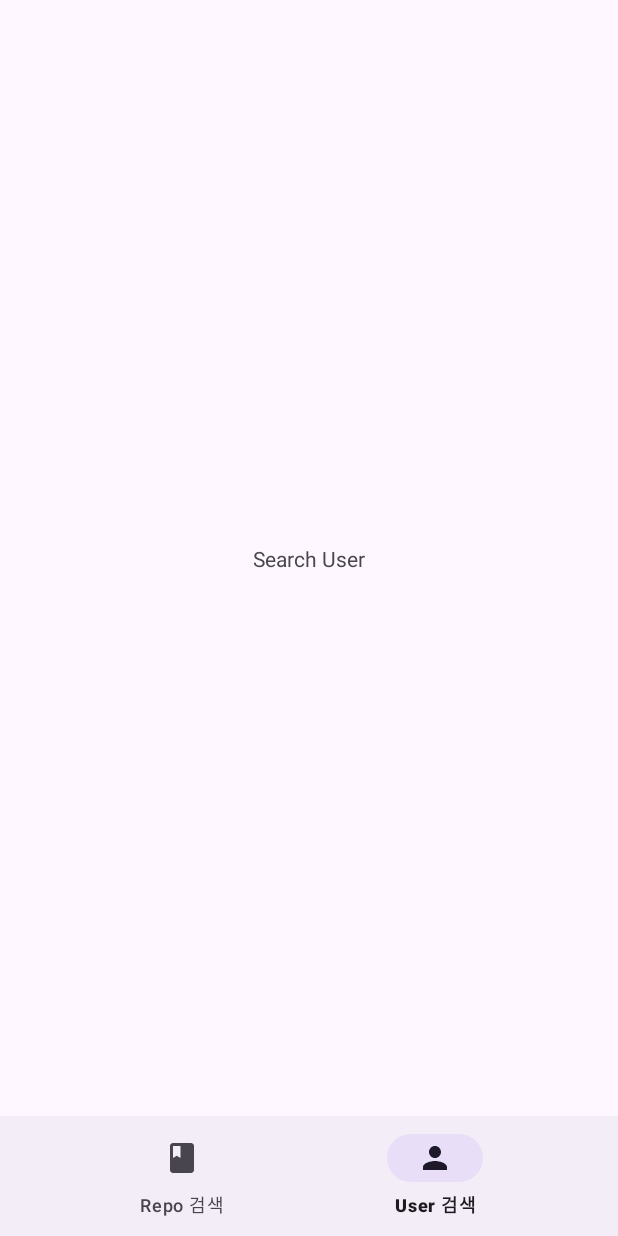
After one commit to yoonsangkwak/Lets-Git-It, an Android app: the SearchUserFragment screen opened through its navigation route, on a phone screen of 412 x 824 dp. The commit adds this screen. Run offline under Robolectric (Android 15) with nearby library versions, the phone set to English and light mode, and no system bars; our stand-ins replace data binding, navigation-ui.

Commit message:
ui navigation 추가

```diff
--- a/app/build.gradle
+++ b/app/build.gradle
@@ -76,9 +76,15 @@ dependencies {
     def fragment_version = "1.4.1"
     implementation("androidx.fragment:fragment-ktx:$fragment_version")
 
+    // Lifecycle
     def lifecycle_version = '2.4.1'
     implementation "androidx.lifecycle:lifecycle-viewmodel-ktx:$lifecycle_version"
     implementation "androidx.lifecycle:lifecycle-runtime-ktx:$lifecycle_version"
+
+    // Navigation
+    def nav_version = "2.4.1"
+    implementation "androidx.navigation:navigation-fragment-ktx:$nav_version"
+    implementation "androidx.navigation:navigation-ui-ktx:$nav_version"
 
     // hilt
     def hilt_version = '2.40.5'
--- a/app/src/main/AndroidManifest.xml
+++ b/app/src/main/AndroidManifest.xml
@@ -14,7 +14,7 @@
         android:theme="@style/Theme.LetsGitIt">
 
         <activity
-            android:name=".ui.main.MainActivity"
+            android:name=".ui.activity.MainActivity"
             android:exported="true">
             <intent-filter>
                 <action android:name="android.intent.action.MAIN" />
--- /dev/null
+++ b/app/src/main/java/site/yoonsang/letsgitit/ui/activity/MainActivity.kt
@@ -0,0 +1,24 @@
+package site.yoonsang.letsgitit.ui.activity
+
+import android.os.Bundle
+import androidx.navigation.fragment.NavHostFragment
+import androidx.navigation.ui.setupWithNavController
+import site.yoonsang.letsgitit.R
+import site.yoonsang.letsgitit.databinding.ActivityMainBinding
+import site.yoonsang.letsgitit.ui.BaseActivity
+
+class MainActivity : BaseActivity<ActivityMainBinding>(R.layout.activity_main) {
+
+    override fun onCreate(savedInstanceState: Bundle?) {
+        super.onCreate(savedInstanceState)
+
+        initView()
+    }
+
+    private fun initView() {
+        val navHost = supportFragmentManager.findFragmentById(R.id.fragment_container) as? NavHostFragment ?: return
+        val navController = navHost.navController
+
+        binding.bottomNav.setupWithNavController(navController)
+    }
+}
--- /dev/null
+++ b/app/src/main/java/site/yoonsang/letsgitit/ui/fragment/SearchRepoFragment.kt
@@ -0,0 +1,15 @@
+package site.yoonsang.letsgitit.ui.fragment
+
+import android.os.Bundle
+import android.view.View
+import site.yoonsang.letsgitit.R
+import site.yoonsang.letsgitit.databinding.FragmentSearchRepoBinding
+import site.yoonsang.letsgitit.ui.BaseFragment
+
+class SearchRepoFragment: BaseFragment<FragmentSearchRepoBinding>(R.layout.fragment_search_repo) {
+
+    override fun onViewCreated(view: View, savedInstanceState: Bundle?) {
+        super.onViewCreated(view, savedInstanceState)
+
+    }
+}
--- /dev/null
+++ b/app/src/main/java/site/yoonsang/letsgitit/ui/fragment/SearchUserFragment.kt
@@ -0,0 +1,15 @@
+package site.yoonsang.letsgitit.ui.fragment
+
+import android.os.Bundle
+import android.view.View
+import site.yoonsang.letsgitit.R
+import site.yoonsang.letsgitit.databinding.FragmentSearchUserBinding
+import site.yoonsang.letsgitit.ui.BaseFragment
+
+class SearchUserFragment: BaseFragment<FragmentSearchUserBinding>(R.layout.fragment_search_user) {
+
+    override fun onViewCreated(view: View, savedInstanceState: Bundle?) {
+        super.onViewCreated(view, savedInstanceState)
+
+    }
+}
--- a/app/src/main/java/site/yoonsang/letsgitit/ui/main/MainActivity.kt
+++ /dev/null
@@ -1,35 +0,0 @@
-package site.yoonsang.letsgitit.ui.main
-
-import android.os.Bundle
-import androidx.activity.viewModels
-import com.orhanobut.logger.Logger
-import dagger.hilt.android.AndroidEntryPoint
-import site.yoonsang.letsgitit.R
-import site.yoonsang.letsgitit.databinding.ActivityMainBinding
-import site.yoonsang.letsgitit.ui.BaseActivity
-
-@AndroidEntryPoint
-class MainActivity : BaseActivity<ActivityMainBinding>(R.layout.activity_main) {
-
-    private val viewModel: MainViewModel by viewModels()
-
-    override fun onCreate(savedInstanceState: Bundle?) {
-        super.onCreate(savedInstanceState)
-
-        initView()
-        initObserver()
-
-        viewModel.searchRepos("kotlin", 1)
-    }
-
-    private fun initView() {
-
-    }
-
-    private fun initObserver() {
-        viewModel.searchedRepos.observe(this) {
-            Logger.d("searchRepos totalCount : ${it.totalCount}\n" +
-                    "searchRepos list count : ${it.repoInfos.size}")
-        }
-    }
-}
--- a/app/src/main/java/site/yoonsang/letsgitit/utils/IntentProvider.kt
+++ b/app/src/main/java/site/yoonsang/letsgitit/utils/IntentProvider.kt
@@ -2,7 +2,7 @@ package site.yoonsang.letsgitit.utils
 
 import android.content.Context
 import android.content.Intent
-import site.yoonsang.letsgitit.ui.main.MainActivity
+import site.yoonsang.letsgitit.ui.activity.MainActivity
 
 object IntentProvider {
 
--- a/app/src/main/java/site/yoonsang/letsgitit/ui/main/MainViewModel.kt
+++ b/app/src/main/java/site/yoonsang/letsgitit/viewmodel/MainViewModel.kt
@@ -1,4 +1,4 @@
-package site.yoonsang.letsgitit.ui.main
+package site.yoonsang.letsgitit.viewmodel
 
 import androidx.lifecycle.LiveData
 import androidx.lifecycle.ViewModel
--- /dev/null
+++ b/app/src/main/res/drawable/ic_repository.xml
@@ -0,0 +1,10 @@
+<vector xmlns:android="http://schemas.android.com/apk/res/android"
+    android:width="24dp"
+    android:height="24dp"
+    android:viewportWidth="24"
+    android:viewportHeight="24"
+    android:tint="?attr/colorControlNormal">
+  <path
+      android:fillColor="@android:color/white"
+      android:pathData="M18,2H6c-1.1,0 -2,0.9 -2,2v16c0,1.1 0.9,2 2,2h12c1.1,0 2,-0.9 2,-2V4c0,-1.1 -0.9,-2 -2,-2zM6,4h5v8l-2.5,-1.5L6,12V4z"/>
+</vector>
--- /dev/null
+++ b/app/src/main/res/drawable/ic_user.xml
@@ -0,0 +1,10 @@
+<vector xmlns:android="http://schemas.android.com/apk/res/android"
+    android:width="24dp"
+    android:height="24dp"
+    android:viewportWidth="24"
+    android:viewportHeight="24"
+    android:tint="?attr/colorControlNormal">
+  <path
+      android:fillColor="@android:color/white"
+      android:pathData="M12,12c2.21,0 4,-1.79 4,-4s-1.79,-4 -4,-4 -4,1.79 -4,4 1.79,4 4,4zM12,14c-2.67,0 -8,1.34 -8,4v2h16v-2c0,-2.66 -5.33,-4 -8,-4z"/>
+</vector>
--- a/app/src/main/res/layout/activity_main.xml
+++ b/app/src/main/res/layout/activity_main.xml
@@ -1,20 +1,32 @@
 <?xml version="1.0" encoding="utf-8"?>
 <layout xmlns:android="http://schemas.android.com/apk/res/android"
-    xmlns:app="http://schemas.android.com/apk/res-auto"
-    xmlns:tools="http://schemas.android.com/tools">
+    xmlns:app="http://schemas.android.com/apk/res-auto">
 
     <androidx.constraintlayout.widget.ConstraintLayout
         android:layout_width="match_parent"
         android:layout_height="match_parent">
 
-        <TextView
-            android:layout_width="wrap_content"
+        <androidx.fragment.app.FragmentContainerView
+            android:id="@+id/fragment_container"
+            android:layout_width="0dp"
+            android:layout_height="0dp"
+            android:name="androidx.navigation.fragment.NavHostFragment"
+            app:defaultNavHost="true"
+            app:navGraph="@navigation/nav_graph"
+            app:layout_constraintBottom_toTopOf="@id/bottom_nav"
+            app:layout_constraintEnd_toEndOf="parent"
+            app:layout_constraintStart_toStartOf="parent"
+            app:layout_constraintTop_toTopOf="parent" />
+
+        <com.google.android.material.bottomnavigation.BottomNavigationView
+            android:id="@+id/bottom_nav"
+            android:layout_width="match_parent"
             android:layout_height="wrap_content"
-            android:text="Hello World!"
             app:layout_constraintBottom_toBottomOf="parent"
-            app:layout_constraintLeft_toLeftOf="parent"
-            app:layout_constraintRight_toRightOf="parent"
-            app:layout_constraintTop_toTopOf="parent" />
+            app:layout_constraintEnd_toEndOf="parent"
+            app:layout_constraintStart_toStartOf="parent"
+            app:layout_constraintTop_toBottomOf="@id/fragment_container"
+            app:menu="@menu/main_bottom_menu" />
 
     </androidx.constraintlayout.widget.ConstraintLayout>
 </layout>
--- /dev/null
+++ b/app/src/main/res/layout/fragment_search_repo.xml
@@ -0,0 +1,19 @@
+<?xml version="1.0" encoding="utf-8"?>
+<layout xmlns:android="http://schemas.android.com/apk/res/android"
+    xmlns:app="http://schemas.android.com/apk/res-auto">
+
+    <androidx.constraintlayout.widget.ConstraintLayout
+        android:layout_width="match_parent"
+        android:layout_height="match_parent">
+
+        <TextView
+            android:layout_width="wrap_content"
+            android:layout_height="wrap_content"
+            android:text="Search Repo"
+            app:layout_constraintTop_toTopOf="parent"
+            app:layout_constraintStart_toStartOf="parent"
+            app:layout_constraintEnd_toEndOf="parent"
+            app:layout_constraintBottom_toBottomOf="parent" />
+
+    </androidx.constraintlayout.widget.ConstraintLayout>
+</layout>
--- /dev/null
+++ b/app/src/main/res/layout/fragment_search_user.xml
@@ -0,0 +1,19 @@
+<?xml version="1.0" encoding="utf-8"?>
+<layout xmlns:android="http://schemas.android.com/apk/res/android"
+    xmlns:app="http://schemas.android.com/apk/res-auto">
+
+    <androidx.constraintlayout.widget.ConstraintLayout
+        android:layout_width="match_parent"
+        android:layout_height="match_parent">
+
+        <TextView
+            android:layout_width="wrap_content"
+            android:layout_height="wrap_content"
+            android:text="Search User"
+            app:layout_constraintTop_toTopOf="parent"
+            app:layout_constraintStart_toStartOf="parent"
+            app:layout_constraintEnd_toEndOf="parent"
+            app:layout_constraintBottom_toBottomOf="parent" />
+
+    </androidx.constraintlayout.widget.ConstraintLayout>
+</layout>
--- /dev/null
+++ b/app/src/main/res/menu/main_bottom_menu.xml
@@ -0,0 +1,13 @@
+<?xml version="1.0" encoding="utf-8"?>
+<menu xmlns:android="http://schemas.android.com/apk/res/android">
+
+    <item
+        android:id="@+id/searchRepoFragment"
+        android:icon="@drawable/ic_repository"
+        android:title="@string/search_repository" />
+
+    <item
+        android:id="@+id/searchUserFragment"
+        android:icon="@drawable/ic_user"
+        android:title="@string/search_user" />
+</menu>
--- /dev/null
+++ b/app/src/main/res/navigation/nav_graph.xml
@@ -0,0 +1,22 @@
+<?xml version="1.0" encoding="utf-8"?>
+<navigation xmlns:android="http://schemas.android.com/apk/res/android"
+    xmlns:app="http://schemas.android.com/apk/res-auto"
+    xmlns:tools="http://schemas.android.com/tools"
+    android:id="@+id/nav_graph"
+    app:startDestination="@id/searchRepoFragment">
+
+    <fragment
+        android:id="@+id/searchRepoFragment"
+        android:name="site.yoonsang.letsgitit.ui.fragment.SearchRepoFragment"
+        android:label="SearchRepoFragment"
+        tools:layout="@layout/fragment_search_repo">
+        <action
+            android:id="@+id/action_searchRepoFragment_to_searchUserFragment"
+            app:destination="@id/searchUserFragment" />
+    </fragment>
+    <fragment
+        android:id="@+id/searchUserFragment"
+        android:name="site.yoonsang.letsgitit.ui.fragment.SearchUserFragment"
+        android:label="SearchUserFragment"
+        tools:layout="@layout/fragment_search_user" />
+</navigation>
--- a/app/src/main/res/values/strings.xml
+++ b/app/src/main/res/values/strings.xml
@@ -10,4 +10,6 @@
 
     <!-- 공통 -->
     <string name="refresh">새로고침</string>
+    <string name="search_repository">Repo 검색</string>
+    <string name="search_user">User 검색</string>
 </resources>
```
